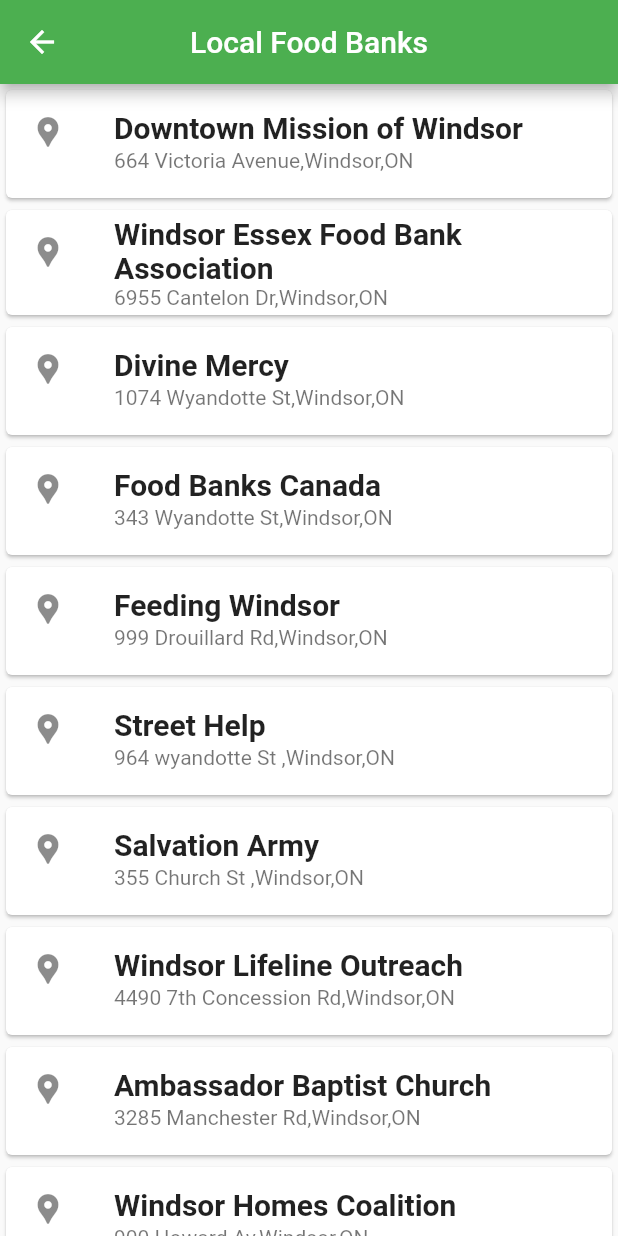
After one commit to zewbare/Gro-Sense, a Flutter app: the LocationScreen screen opened directly, after a tap on the "arrow back" icon, after a tap on the "card giftcard" icon, on a phone screen of 412 x 824 dp. The commit adds this screen. Run offline on Flutter 3.47's test engine with Material 2 defaults, Android fonts, the phone set to English and light mode, and no system bars; our stand-ins replace cloud_firestore, firebase_auth, firebase_core, flutter_secure_storage, fluttertoast, google_sign_in; accounts and stored records are empty.

Commit message:
Added charitable screen

```diff
--- a/gro_sense/lib/screens/dashboard.dart
+++ b/gro_sense/lib/screens/dashboard.dart
@@ -1,5 +1,6 @@
 import 'package:firebase_auth/firebase_auth.dart';
 import 'package:flutter/material.dart';
+import 'package:gro_sense/screens/location_screen.dart';
 
 import 'edit_profile_screen.dart';
 
@@ -47,7 +48,10 @@ class _DashBoardScreenState extends State<DashBoardScreen> {
             IconButton(
               icon: Icon(Icons.card_giftcard_rounded),
 
-              onPressed: () {},
+              onPressed: () {
+                Navigator.of(context).pushReplacement(
+                    MaterialPageRoute(builder: (context) => LocationScreen()));
+              },
             ),
             IconButton(
               icon: Icon(Icons.settings),
--- /dev/null
+++ b/gro_sense/lib/screens/location_screen.dart
@@ -0,0 +1,47 @@
+import "package:flutter/material.dart";
+import 'package:gro_sense/screens/dashboard.dart';
+class LocationScreen extends StatelessWidget {
+  @override
+  Widget build(BuildContext context) {
+    return Scaffold(
+      appBar: AppBar(
+        title: const Text("Local Food Banks"),
+        centerTitle: true,
+        leading: IconButton(
+          icon: Icon(Icons.arrow_back, color: Colors.white),
+          onPressed: () {
+        // passing this to our root
+          Navigator.of(context).pushReplacement(
+          MaterialPageRoute(builder: (context) => DashBoardScreen()));
+          },
+      ),
+      ),
+      body: Scrollbar(
+      child:
+      ListView(
+      children: const <Widget>[
+    Card(child:
+    ListTile( title: Text("Downtown Mission of Windsor",style:TextStyle(fontSize: 20, fontWeight: FontWeight.bold),),
+        subtitle: Text("664 Victoria Avenue,Windsor,ON"),
+        leading: Icon(Icons.location_pin)
+      )
+    ),
+    Card(child:
+    ListTile( title: Text("Windsor Essex Food Bank Association",style:TextStyle(fontSize: 20, fontWeight: FontWeight.bold),),
+    subtitle: Text("6955 Cantelon Dr,Windsor,ON"),
+    leading: Icon(Icons.location_pin)
+    ),
+    ),
+    Card(child: ListTile( title: Text("Divine Mercy",style:TextStyle(fontSize: 20, fontWeight: FontWeight.bold),),subtitle: Text("1074 Wyandotte St,Windsor,ON"), leading: Icon(Icons.location_pin)),),
+    Card(child:ListTile( title: Text("Food Banks Canada",style:TextStyle(fontSize: 20, fontWeight: FontWeight.bold),),subtitle: Text("343 Wyandotte St,Windsor,ON"), leading: Icon(Icons.location_pin)),),
+    Card(child:ListTile( title: Text("Feeding Windsor",style:TextStyle(fontSize: 20, fontWeight: FontWeight.bold),),subtitle: Text("999 Drouillard Rd,Windsor,ON"), leading: Icon(Icons.location_pin)),),
+    Card(child:ListTile( title: Text("Street Help",style:TextStyle(fontSize: 20, fontWeight: FontWeight.bold),),subtitle: Text("964 wyandotte St ,Windsor,ON"), leading: Icon(Icons.location_pin)),),
+    Card(child: ListTile( title: Text("Salvation Army",style:TextStyle(fontSize: 20, fontWeight: FontWeight.bold),),subtitle: Text("355 Church St ,Windsor,ON"), leading: Icon(Icons.location_pin)),),
+    Card(child: ListTile( title: Text("Windsor Lifeline Outreach",style:TextStyle(fontSize: 20, fontWeight: FontWeight.bold),),subtitle: Text("4490 7th Concession Rd,Windsor,ON"), leading: Icon(Icons.location_pin)),),
+    Card(child:ListTile( title: Text("Ambassador Baptist Church",style:TextStyle(fontSize: 20, fontWeight: FontWeight.bold),),subtitle: Text("3285 Manchester Rd,Windsor,ON"), leading: Icon(Icons.location_pin)),),
+    Card(child: ListTile( title: Text("Windsor Homes Coalition",style:TextStyle(fontSize: 20, fontWeight: FontWeight.bold),),subtitle: Text("900 Howard Av,Windsor,ON"), leading: Icon(Icons.location_pin))),
+      ]),
+    ),
+    );
+  }
+}
```
